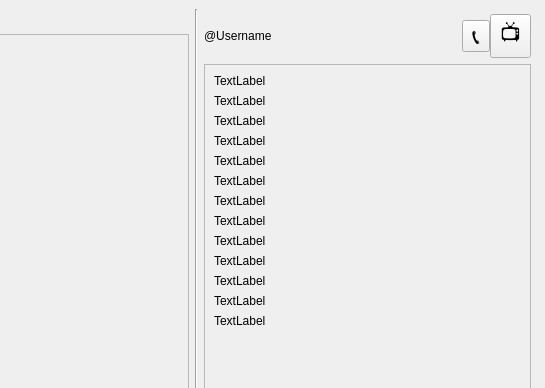
First picture: the form in ui/ChatMain.ui, repository rus-ai/MoreliaQtDemo, before the edit; both pictures show x 125 to 670 and y 0 to 388 of the 670 by 499 pixel window.
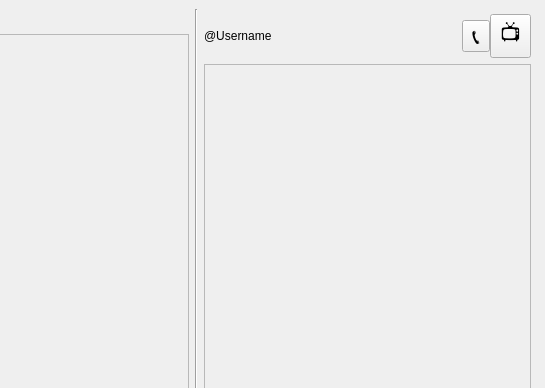
Second picture: the form after the edit. Icons and pictures are not drawn.

Commit message: Chat messages demo

```diff
--- a/ui/ChatMain.ui
+++ b/ui/ChatMain.ui
@@ -239,6 +239,9 @@
         <property name="horizontalScrollBarPolicy">
          <enum>Qt::ScrollBarAlwaysOff</enum>
         </property>
+        <property name="sizeAdjustPolicy">
+         <enum>QAbstractScrollArea::AdjustToContents</enum>
+        </property>
         <property name="widgetResizable">
          <bool>true</bool>
         </property>
@@ -253,177 +256,7 @@
          </property>
          <layout class="QVBoxLayout" name="verticalLayout_2">
           <item>
-           <layout class="QVBoxLayout" name="verticalLayout_3">
-            <item>
-             <widget class="QLabel" name="label_3">
-              <property name="sizePolicy">
-               <sizepolicy hsizetype="Fixed" vsizetype="Fixed">
-                <horstretch>0</horstretch>
-                <verstretch>0</verstretch>
-               </sizepolicy>
-              </property>
-              <property name="text">
-               <string>TextLabel</string>
-              </property>
-             </widget>
-            </item>
-            <item>
-             <widget class="QLabel" name="label_7">
-              <property name="sizePolicy">
-               <sizepolicy hsizetype="Fixed" vsizetype="Fixed">
-                <horstretch>0</horstretch>
-                <verstretch>0</verstretch>
-               </sizepolicy>
-              </property>
-              <property name="text">
-               <string>TextLabel</string>
-              </property>
-             </widget>
-            </item>
-            <item>
-             <widget class="QLabel" name="label_6">
-              <property name="sizePolicy">
-               <sizepolicy hsizetype="Fixed" vsizetype="Fixed">
-                <horstretch>0</horstretch>
-                <verstretch>0</verstretch>
-               </sizepolicy>
-              </property>
-              <property name="text">
-               <string>TextLabel</string>
-              </property>
-             </widget>
-            </item>
-            <item>
-             <widget class="QLabel" name="label_19">
-              <property name="sizePolicy">
-               <sizepolicy hsizetype="Fixed" vsizetype="Fixed">
-                <horstretch>0</horstretch>
-                <verstretch>0</verstretch>
-               </sizepolicy>
-              </property>
-              <property name="text">
-               <string>TextLabel</string>
-              </property>
-             </widget>
-            </item>
-            <item>
-             <widget class="QLabel" name="label_18">
-              <property name="sizePolicy">
-               <sizepolicy hsizetype="Fixed" vsizetype="Fixed">
-                <horstretch>0</horstretch>
-                <verstretch>0</verstretch>
-               </sizepolicy>
-              </property>
-              <property name="text">
-               <string>TextLabel</string>
-              </property>
-             </widget>
-            </item>
-            <item>
-             <widget class="QLabel" name="label_9">
-              <property name="sizePolicy">
-               <sizepolicy hsizetype="Fixed" vsizetype="Fixed">
-                <horstretch>0</horstretch>
-                <verstretch>0</verstretch>
-               </sizepolicy>
-              </property>
-              <property name="text">
-               <string>TextLabel</string>
-              </property>
-             </widget>
-            </item>
-            <item>
-             <widget class="QLabel" name="label_15">
-              <property name="sizePolicy">
-               <sizepolicy hsizetype="Fixed" vsizetype="Fixed">
-                <horstretch>0</horstretch>
-                <verstretch>0</verstretch>
-               </sizepolicy>
-              </property>
-              <property name="text">
-               <string>TextLabel</string>
-              </property>
-             </widget>
-            </item>
-            <item>
-             <widget class="QLabel" name="label_14">
-              <property name="sizePolicy">
-               <sizepolicy hsizetype="Fixed" vsizetype="Fixed">
-                <horstretch>0</horstretch>
-                <verstretch>0</verstretch>
-               </sizepolicy>
-              </property>
-              <property name="text">
-               <string>TextLabel</string>
-              </property>
-             </widget>
-            </item>
-            <item>
-             <widget class="QLabel" name="label_13">
-              <property name="sizePolicy">
-               <sizepolicy hsizetype="Fixed" vsizetype="Fixed">
-                <horstretch>0</horstretch>
-                <verstretch>0</verstretch>
-               </sizepolicy>
-              </property>
-              <property name="text">
-               <string>TextLabel</string>
-              </property>
-             </widget>
-            </item>
-            <item>
-             <widget class="QLabel" name="label_12">
-              <property name="sizePolicy">
-               <sizepolicy hsizetype="Fixed" vsizetype="Fixed">
-                <horstretch>0</horstretch>
-                <verstretch>0</verstretch>
-               </sizepolicy>
-              </property>
-              <property name="text">
-               <string>TextLabel</string>
-              </property>
-             </widget>
-            </item>
-            <item>
-             <widget class="QLabel" name="label_11">
-              <property name="sizePolicy">
-               <sizepolicy hsizetype="Fixed" vsizetype="Fixed">
-                <horstretch>0</horstretch>
-                <verstretch>0</verstretch>
-               </sizepolicy>
-              </property>
-              <property name="text">
-               <string>TextLabel</string>
-              </property>
-             </widget>
-            </item>
-            <item>
-             <widget class="QLabel" name="label_8">
-              <property name="sizePolicy">
-               <sizepolicy hsizetype="Fixed" vsizetype="Fixed">
-                <horstretch>0</horstretch>
-                <verstretch>0</verstretch>
-               </sizepolicy>
-              </property>
-              <property name="text">
-               <string>TextLabel</string>
-              </property>
-             </widget>
-            </item>
-            <item>
-             <widget class="QLabel" name="label_10">
-              <property name="sizePolicy">
-               <sizepolicy hsizetype="Fixed" vsizetype="Fixed">
-                <horstretch>0</horstretch>
-                <verstretch>0</verstretch>
-               </sizepolicy>
-              </property>
-              <property name="text">
-               <string>TextLabel</string>
-              </property>
-             </widget>
-            </item>
-           </layout>
+           <layout class="QVBoxLayout" name="MessageLayout"/>
           </item>
           <item>
            <spacer name="verticalSpacer">
```
The commit also changes 2 other files.
